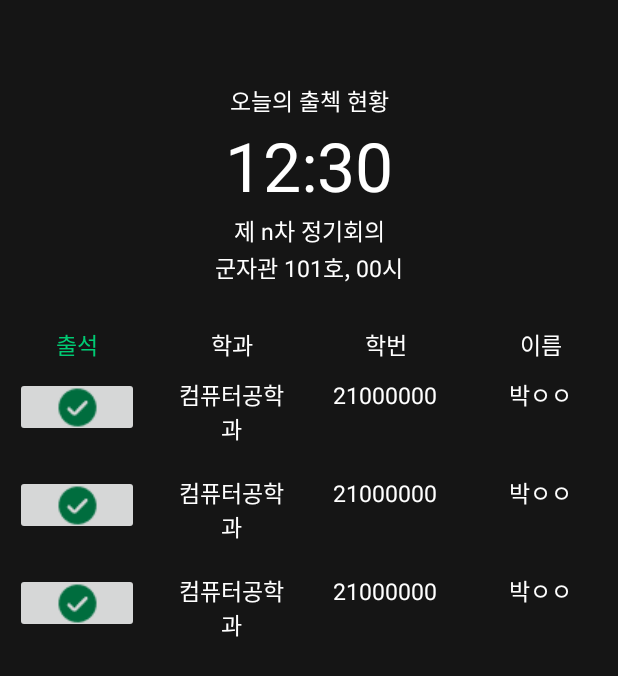
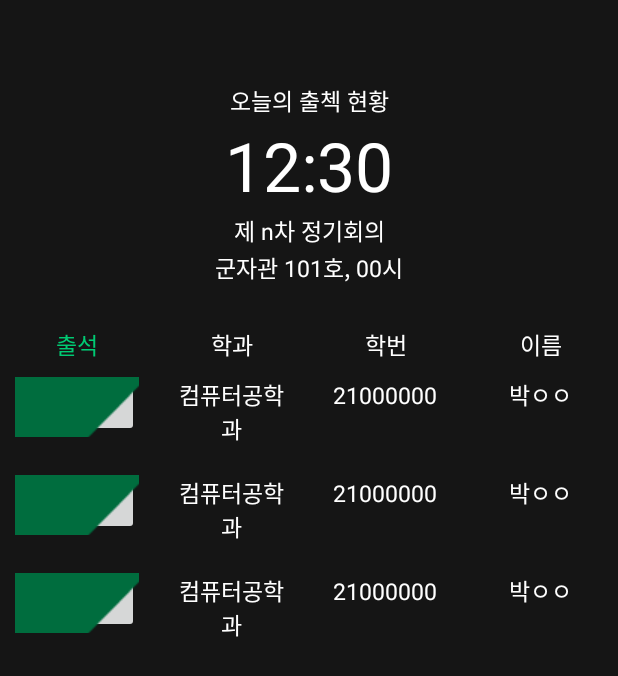
Before and after one commit to TEAM-ALOM/Alom_Alom_Android, an Android app: the layout fragment_attendance.xml on its own in the app's theme, with its tools: preview values and no code run, on a phone screen of 412 x 824 dp. Shown: the top 676 px of the screen. Run offline under Robolectric (Android 15) with nearby library versions, the phone set to English and light mode, and no system bars.

Commit message:
이미지 파일 수정(배경, 해상도 등) 및 추가

```diff
--- a/app/src/main/res/layout/fragment_attendance.xml
+++ b/app/src/main/res/layout/fragment_attendance.xml
@@ -8,10 +8,8 @@
     android:background="@color/alom_background"
     tools:context=".attendance">
 
-    <!-- 1. 출석, 학과, 학번, 이름 똑같은 비율로 정렬
-         2. 출석 버튼 클릭하면 바뀌게
-         3. 출석 버튼 배경 투명한 이미지로 변경
-     -->
+    <!-- 1. 출석 버튼 클릭하면 바뀌게
+         2. 출석 버튼 배경 투명한 이미지로 변경 -->
 
     <TextView
         android:id="@+id/attendance_status"
```
Also changed, not shown: app/src/main/res/drawable/Frame 32.svg (added), app/src/main/res/drawable/Group 92.png (added), app/src/main/res/drawable/announcement.png, app/src/main/res/drawable/announcement_trans.png, app/src/main/res/drawable/check.png, app/src/main/res/drawable/check_rect.png, app/src/main/res/drawable/check_trans.png, app/src/main/res/drawable/edit.png, app/src/main/res/drawable/hand.png, app/src/main/res/drawable/hand_trans.png, app/src/main/res/drawable/mainLogo.png (added), app/src/main/res/drawable/member.png, app/src/main/res/drawable/member_trans.png.
